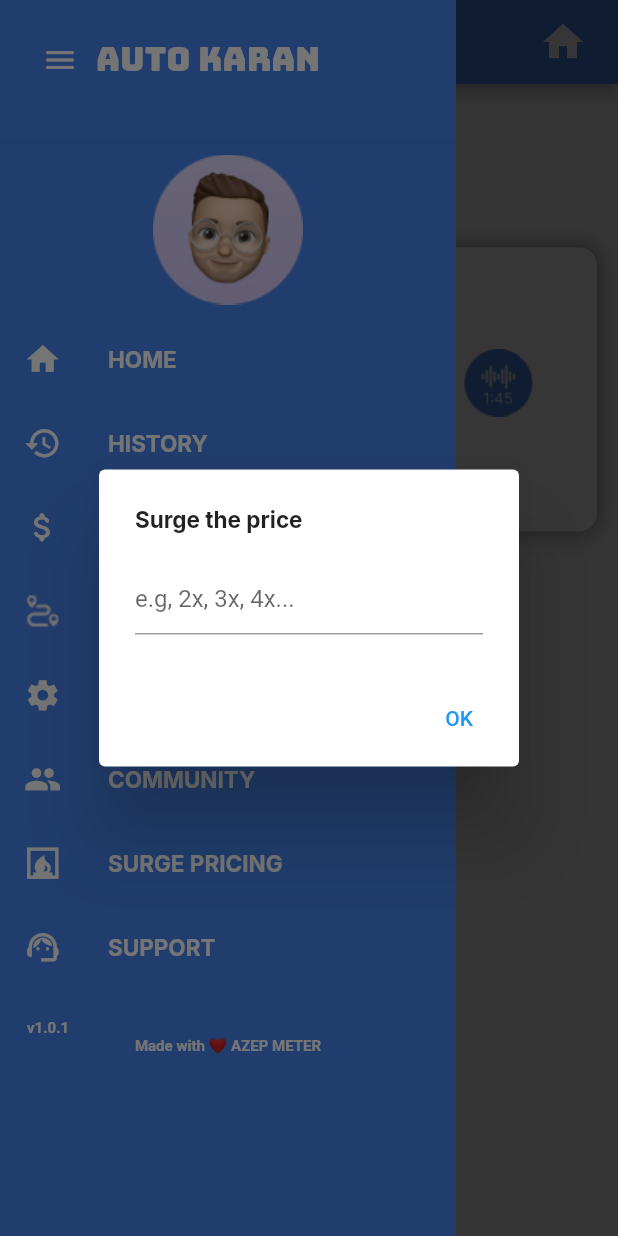
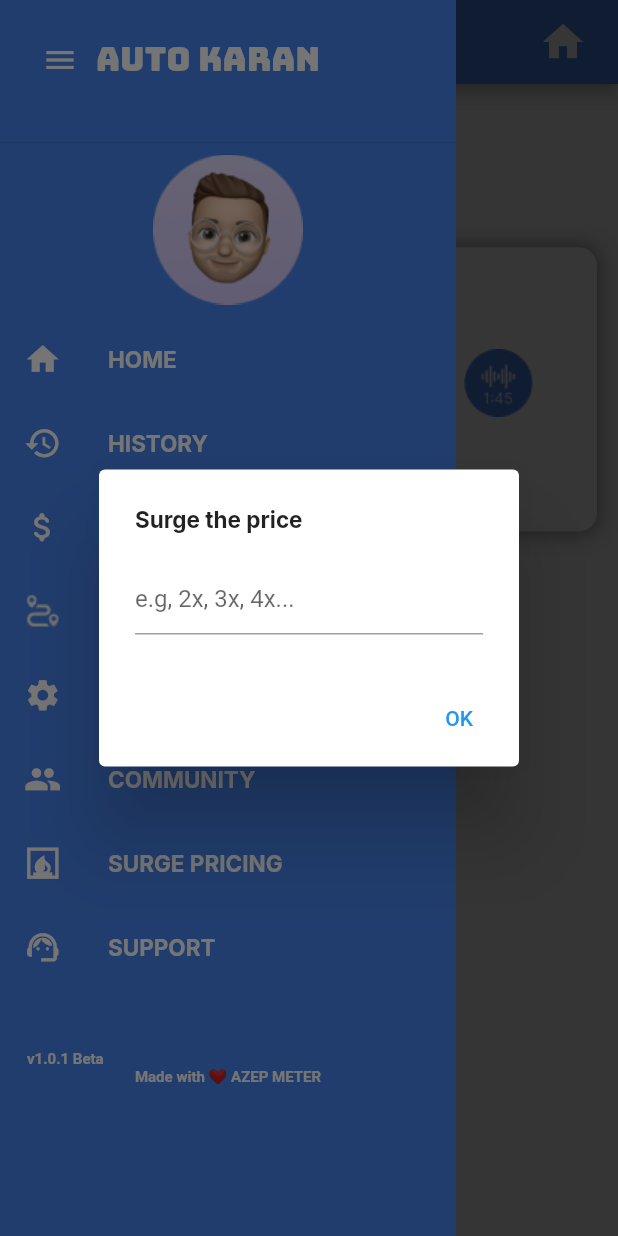
Before and after one commit to TharikFAD/rickshaw_ui_design, a Flutter app: the BookingsPage screen opened by its route, in the side drawer, after a tap on "SURGE PRICING", on a phone screen of 412 x 824 dp. Run offline on Flutter 3.47's test engine with Material 2 defaults, Android fonts, the phone set to English and light mode, and no system bars; our stand-ins replace fluttertoast, geolocator, google_fonts, google_maps_flutter, intl_phone_field and 2 more; missing offline and left inert: dart:ffi, flutter_background_service; accounts and stored records are empty; Roboto replaces fonts that are missing (Mina).

Commit message:
search bar in homePage and unwanted widget from drawer has been removed

```diff
--- a/lib/main.dart
+++ b/lib/main.dart
@@ -1,11 +1,7 @@
 // ignore_for_file: prefer_const_constructors
-
-import 'dart:async';
-
 import 'package:flutter/material.dart';
 import 'package:meter_app/routes/route_generator.dart';
 import 'package:meter_app/routes/route_name.dart';
-import 'package:shared_preferences/shared_preferences.dart';
 
 void main() {
   runApp(const MyApp());
--- a/lib/pages/bookingsPage/booking_page.dart
+++ b/lib/pages/bookingsPage/booking_page.dart
@@ -42,7 +42,7 @@ class _BookingsPageState extends State<BookingsPage> {
                 ),
               ],
             ),
-          )
+          ),
         ],
       ),
     );
--- a/lib/pages/homePage/widgets/drawer.dart
+++ b/lib/pages/homePage/widgets/drawer.dart
@@ -10,12 +10,14 @@ class MyDrawerWidget extends StatelessWidget {
   @override
   Widget build(BuildContext context) {
     var size = MediaQuery.of(context).size;
-    var _controller = TextEditingController();
+    var controller = TextEditingController();
+    String version = 'v1.0.1 Beta';
     return Drawer(
       elevation: 0,
       backgroundColor: Color(0xFF4885ED),
       child: ListView(
         children: [
+          //Profile and title
           SizedBox(
             height: size.height * 0.125,
             child: DrawerHeader(
@@ -64,7 +66,8 @@ class MyDrawerWidget extends StatelessWidget {
             height: size.height * 0.01,
           ),
 
-          //contents
+          //contents ↓
+          //Home Button
           ListTile(
             onTap: () {
               Navigator.pushNamed(context, homeScreenRoute);
@@ -82,6 +85,8 @@ class MyDrawerWidget extends StatelessWidget {
                   color: Colors.white),
             ),
           ),
+
+          //History Button
           ListTile(
             onTap: () {
               Navigator.popAndPushNamed(context, historyScreenRoute);
@@ -99,6 +104,8 @@ class MyDrawerWidget extends StatelessWidget {
                   color: Colors.white),
             ),
           ),
+
+          //Fare Settings
           ListTile(
             onTap: () {
               Navigator.popAndPushNamed(context, fareSettingScreenRoute);
@@ -109,13 +116,15 @@ class MyDrawerWidget extends StatelessWidget {
               color: Colors.white,
             ),
             title: Text(
-              'FAIR SETTINGS',
+              'FARE SETTINGS',
               style: GoogleFonts.inter(
                   fontSize: 15,
                   fontWeight: FontWeight.w700,
                   color: Colors.white),
             ),
           ),
+
+          //Bookings Button
           ListTile(
             onTap: () {
               Navigator.popAndPushNamed(context, bookingScreenRoute);
@@ -129,6 +138,8 @@ class MyDrawerWidget extends StatelessWidget {
                   color: Colors.white),
             ),
           ),
+
+          //Settings Button
           ListTile(
             onTap: () {
               Navigator.popAndPushNamed(context, settingScreenRoute);
@@ -146,6 +157,8 @@ class MyDrawerWidget extends StatelessWidget {
                   color: Colors.white),
             ),
           ),
+
+          //Community Button
           ListTile(
             onTap: () {
               Navigator.popAndPushNamed(context, communityScreenRoute);
@@ -163,6 +176,8 @@ class MyDrawerWidget extends StatelessWidget {
                   color: Colors.white),
             ),
           ),
+
+          //Surge Button
           ListTile(
             onTap: () {
               showDialog(
@@ -176,7 +191,7 @@ class MyDrawerWidget extends StatelessWidget {
                       ),
                       content: TextField(
                         onChanged: (value) {},
-                        controller: _controller,
+                        controller: controller,
                         decoration:
                             InputDecoration(hintText: 'e.g, 2x, 3x, 4x...'),
                         keyboardType: TextInputType.number,
@@ -205,6 +220,8 @@ class MyDrawerWidget extends StatelessWidget {
                   color: Colors.white),
             ),
           ),
+
+          //Support Button
           ListTile(
             onTap: () {
               Navigator.popAndPushNamed(context, complaintScreenRoute);
@@ -223,16 +240,19 @@ class MyDrawerWidget extends StatelessWidget {
             ),
           ),
 
+          //space
           SizedBox(
-            height: size.height * 0.025,
+            height: size.height * 0.05,
           ),
+
+          //Version
           Padding(
             padding: const EdgeInsets.only(left: 18.0),
-            child: Expanded(
             child: Align(
               alignment: Alignment.bottomLeft,
               child: Text(
-                  'v1.0.1',
+                version,
+                // 'v1.0.1',
                 style: GoogleFonts.mina(
                     fontSize: 10,
                     fontWeight: FontWeight.w700,
@@ -240,10 +260,9 @@ class MyDrawerWidget extends StatelessWidget {
               ),
             ),
           ),
-          ),
 
-          Expanded(
-            child: Align(
+          //Greetings
+          Align(
             alignment: Alignment.bottomCenter,
             child: Text(
               'Made with ❤️ AZEP METER',
@@ -253,7 +272,6 @@ class MyDrawerWidget extends StatelessWidget {
                   color: Colors.white),
             ),
           ),
-          ),
         ],
       ),
     );
```
Also changed, not shown: lib/pages/homePage/home_page.dart (+12 -64 lines), pubspec.lock, 1 other file. Lines whose indentation alone changed are shown as unchanged.
